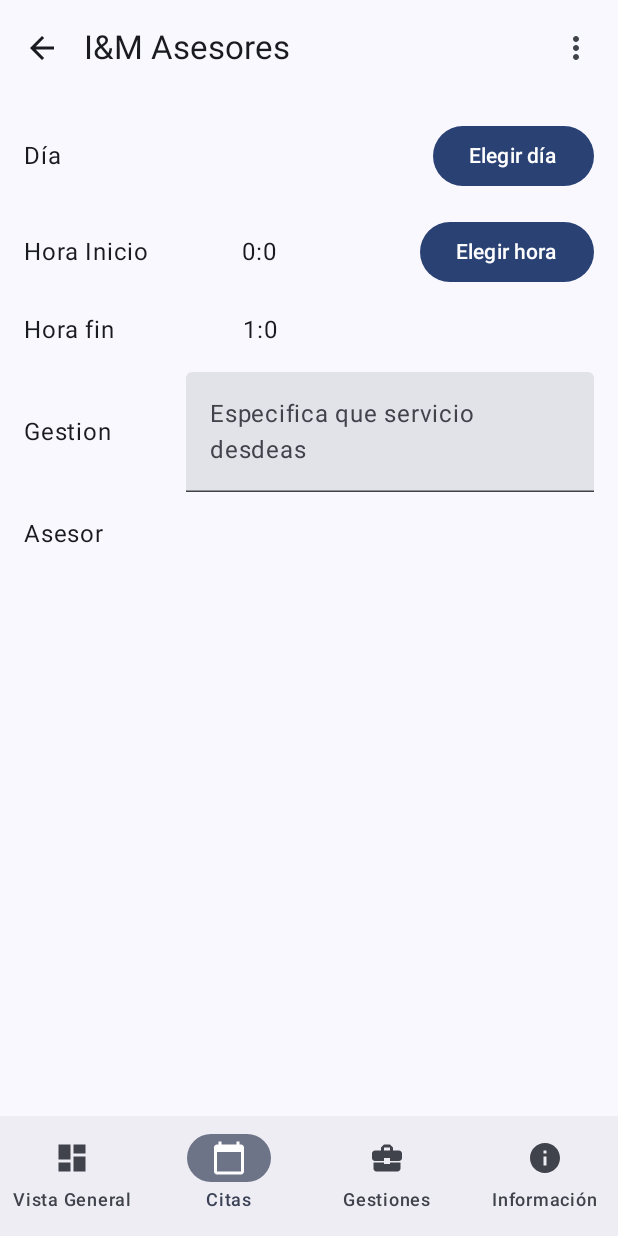
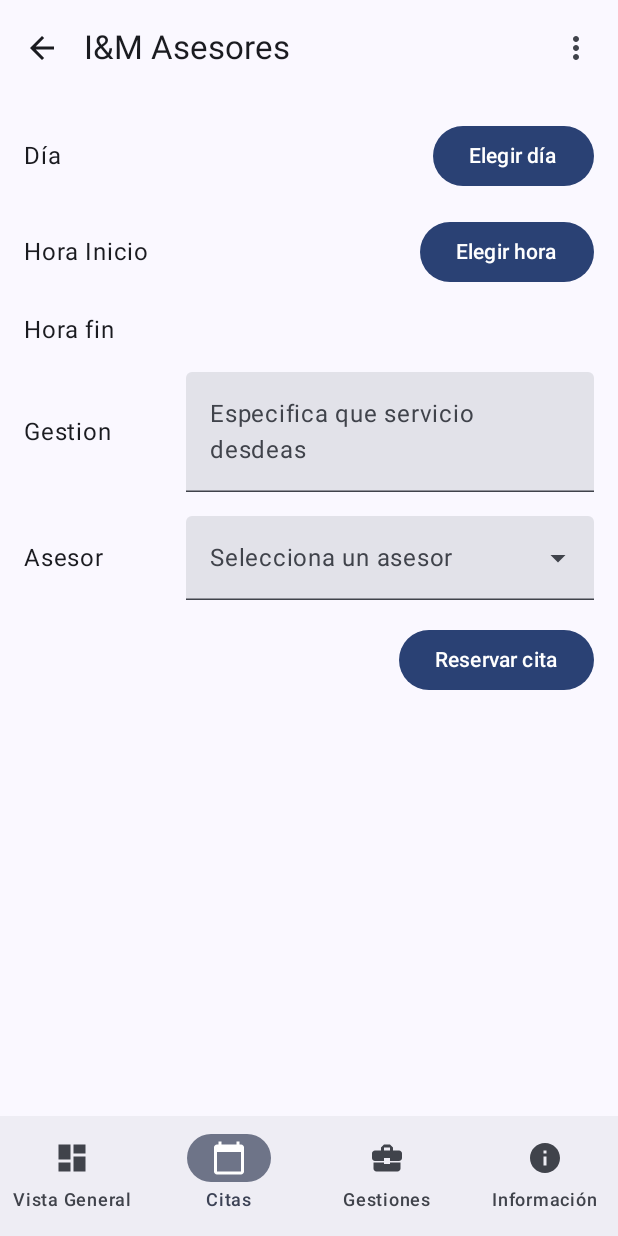
Before and after one commit to carloshg12/RetoCJI, an Android app built with Jetpack Compose: the screen it shows after launch (MainActivity), item 2 of the bottom bar chosen, on a phone screen of 412 x 824 dp. Run offline under Robolectric (Android 15) with nearby library versions, the phone set to English and light mode, and no system bars.

```diff
--- a/app/src/main/java/com/example/retocji/ui/screens/Citas.kt
+++ b/app/src/main/java/com/example/retocji/ui/screens/Citas.kt
@@ -1,6 +1,7 @@
 
 package com.example.retocji.ui.screens
 
+import android.annotation.SuppressLint
 import android.os.Build
 import androidx.annotation.RequiresApi
 import androidx.compose.foundation.background
@@ -63,6 +64,7 @@ fun citas() {
     }
 }
 
+@SuppressLint("UnrememberedMutableState")
 @RequiresApi(Build.VERSION_CODES.O)
 @OptIn(ExperimentalMaterial3Api::class)
 @Composable
@@ -79,7 +81,7 @@ fun CitaPersonalizada() {
     var gestionDeseada by remember { mutableStateOf("") }
     var asesores = listOf("Marian", "Ionut")
     var expandedAsesores by remember { mutableStateOf(false) }
-    var asesorDeseado by remember { mutableStateOf(asesores[0]) }
+    var asesorDeseado by remember { mutableStateOf("") }
 
 
     Column(
@@ -133,9 +135,21 @@ fun CitaPersonalizada() {
         ) {
             Text(text = "Hora Inicio", modifier = Modifier.widthIn(min = 100.dp))
             Spacer(modifier = Modifier.width(8.dp))
-            horaDeseadaInicio?.let {
-                Text(text = "$horaDeseadaInicio:$minutoDeseadoInicio", modifier = Modifier.widthIn(min = 100.dp))
+
+            //si la hora inico es 0 que no se muestre
+
+            if (horaDeseadaInicio != 0 ) {
+                //si la hora no esta entre las 8 de la mañana y las 6 de la tarde que no se muestre
+
+                if (horaDeseadaInicio ==8 || horaDeseadaInicio ==9 || horaDeseadaInicio ==10 || horaDeseadaInicio ==11 || horaDeseadaInicio ==12 || horaDeseadaInicio ==13 || horaDeseadaInicio ==14 || horaDeseadaInicio ==15 || horaDeseadaInicio ==16 || horaDeseadaInicio ==17 || horaDeseadaInicio ==18){
+                    val formattedTime = String.format("%02d:%02d", horaDeseadaInicio, minutoDeseadoInicio)
+                    Text(text = formattedTime, modifier = Modifier.widthIn(min = 100.dp))
+                }else{
+                    Text(text = "La hora no esta disponible", modifier = Modifier.widthIn(min = 100.dp))
+                }
             }
+
+
             Button(onClick = { showTimePicker = true }) {
                 Text("Elegir hora")
             }
@@ -164,8 +178,11 @@ fun CitaPersonalizada() {
         ) {
             Text(text = "Hora fin", modifier = Modifier.widthIn(min = 100.dp))
             Spacer(modifier = Modifier.width(8.dp))
-            Text(text = "$horaDeseadaFin:$minutoDeseadoFin", modifier = Modifier.widthIn(min = 100.dp))
-            Spacer(modifier = Modifier.widthIn(min = 115.dp)) // Espacio en blanco a la derecha
+            if (horaDeseadaFin != 1){
+                val formattedTime = String.format("%02d:%02d", horaDeseadaFin, minutoDeseadoFin)
+                Text(text = formattedTime, modifier = Modifier.widthIn(min = 100.dp))
+            }
+            Spacer(modifier = Modifier.widthIn(min = 115.dp))
         }
 
         Row(
@@ -193,10 +210,11 @@ fun CitaPersonalizada() {
         ) {
             Text(text = "Asesor", modifier = Modifier.widthIn(min = 100.dp))
             Spacer(modifier = Modifier.width(8.dp))
-            //ExposedDropdownMenuSample(asesores, expandedAsesores, asesorDeseado)
+            selecionAsesor(asesores, mutableStateOf(expandedAsesores), mutableStateOf(asesorDeseado))
+
+
         }
-
-        /*Row(
+        Row(
             modifier = Modifier
                 .fillMaxWidth()
                 .padding(bottom = 16.dp),
@@ -206,7 +224,7 @@ fun CitaPersonalizada() {
             Button(onClick = {}) {
                 Text("Reservar cita")
             }
-        }*/
+        }
     }
 }
 
@@ -300,7 +318,7 @@ fun getCitasGenericas(): List<Cita> {
 
 @OptIn(ExperimentalMaterial3Api::class)
 @Composable
-fun ExposedDropdownMenuSample(
+fun selecionAsesor(
     options: List<String>,
     expanded: MutableState<Boolean>,
     selectedOptionText: MutableState<String>
@@ -314,7 +332,7 @@ fun ExposedDropdownMenuSample(
             readOnly = true,
             value = selectedOptionText.value,
             onValueChange = {},
-            label = { Text("Seleciona un asesor") },
+            label = { Text("Selecciona un asesor") },
             trailingIcon = { ExposedDropdownMenuDefaults.TrailingIcon(expanded = expanded.value) },
             colors = ExposedDropdownMenuDefaults.textFieldColors(),
         )
```
